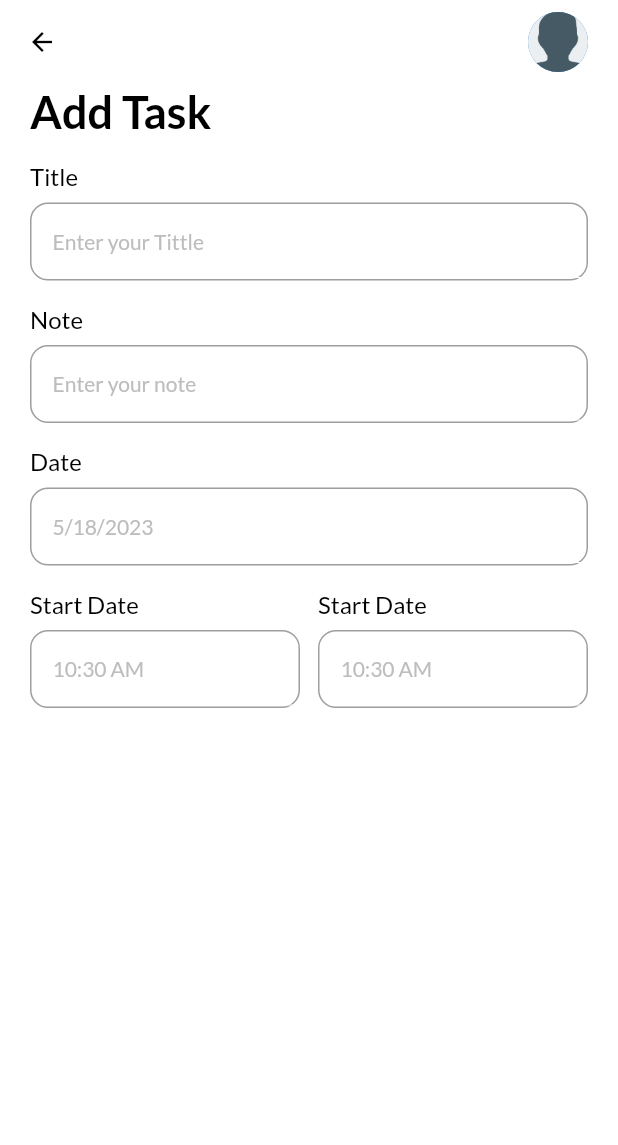
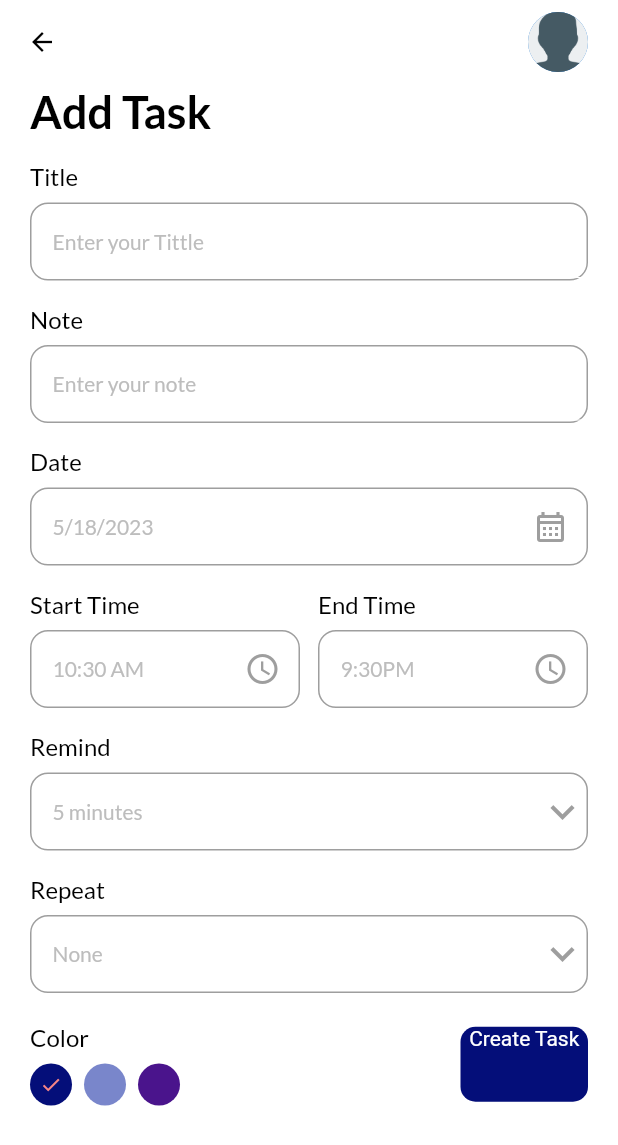
Before and after one commit to namsi-lia/TaskApp, a Flutter app: the AddTaskPage screen opened directly, on a phone screen of 412 x 824 dp. Shown: the top 1145 px of the screen. Run offline on Flutter 3.47's test engine with Material 2 defaults, Android fonts, the phone set to English and light mode, and no system bars; our stand-ins replace date_picker_timeline, flutter_local_notifications, get, get_storage, google_fonts, timezone; accounts and stored records are empty.

Commit message:
Add text input repeat and remind and text ediditing controllers

```diff
--- a/lib/ui/add_task_bar.dart
+++ b/lib/ui/add_task_bar.dart
@@ -2,6 +2,7 @@ import 'package:flutter/material.dart';
 import 'package:get/get.dart';
 import 'package:intl/intl.dart';
 import 'package:taskapp/ui/theme.dart';
+import 'package:taskapp/ui/widgets/button.dart';
 import 'package:taskapp/ui/widgets/input_field.dart';
 
 class AddTaskPage extends StatefulWidget {
@@ -12,9 +13,21 @@ class AddTaskPage extends StatefulWidget {
 }
 
 class _AddTaskPageState extends State<AddTaskPage> {
+   final TextEditingController _titleController =TextEditingController();
+   final TextEditingController _noteController =TextEditingController();
   DateTime _selectedDate=DateTime.now();
   String _endTime="9:30PM";
   String _startTime= DateFormat("hh:mm a").format(DateTime.now()).toString();
+  int _selectedRemind =5;
+  List<int> remindList=[
+    5,10,15,20
+  ];
+   String  _selectedRepeat="None";
+  List<String> repeatList=[
+    "None","Daily","Weekly","Monthly"
+  ];
+  int _selectedColor=0;
+
   @override
   Widget build(BuildContext context) {
     return Scaffold(
@@ -30,8 +43,8 @@ class _AddTaskPageState extends State<AddTaskPage> {
               style: headingStyle,
               textAlign: TextAlign.left,
               ),
-              const MyInputField(title: "Title", hint: "Enter your Tittle"),
-              const MyInputField(title: "Note", hint: "Enter your note"),
+               MyInputField(title: "Title", hint: "Enter your Tittle",controller: _titleController,),
+               MyInputField(title: "Note", hint: "Enter your note",controller: _noteController,),
               MyInputField(title: "Date", hint: DateFormat.yMd().format(_selectedDate),
               widget:IconButton(
                 icon: const Icon(Icons.calendar_month_outlined,
@@ -45,10 +58,12 @@ class _AddTaskPageState extends State<AddTaskPage> {
               Row(
                 children: [
                   Expanded(child: MyInputField(
-                    title: "Start Date",
+                    title: "Start Time",
                     hint: _startTime,
                     widget: IconButton(
-                      onPressed: (){},
+                      onPressed: (){
+                        _getTimeFromUser(isStartTime: true);
+                      },
                       icon: const Icon(
                         Icons.access_time_outlined,
 
@@ -58,10 +73,12 @@ class _AddTaskPageState extends State<AddTaskPage> {
                     ),),
                     const SizedBox(width: 12.0,),
                      Expanded(child: MyInputField(
-                    title: "Start Date",
-                    hint: _startTime,
+                    title: "End Time",
+                    hint: _endTime,
                     widget: IconButton(
-                      onPressed: (){},
+                      onPressed: (){
+                        _getTimeFromUser(isStartTime: false);
+                      },
                       icon: const Icon(
                         Icons.access_time_outlined,
 
@@ -71,10 +88,67 @@ class _AddTaskPageState extends State<AddTaskPage> {
                     ),)
 
                 ],
-              )
+              ),
+
+              MyInputField(title: "Remind", hint:"$_selectedRemind minutes",
+              widget: DropdownButton(
+                icon:const Icon(Icons.keyboard_arrow_down,
+                color: Colors.grey,
+                ),
+                iconSize: 32,
+                elevation: 4,
+                style: subTitleStyle,
+                underline: Container(height: 0,),
+                onChanged: (String? newvalue) {
+                  setState(() {
+                    _selectedRemind=int.parse(newvalue!);
+                  });
+                },
+                items: remindList.map<DropdownMenuItem<String>>((int value){
+                  return DropdownMenuItem<String>(
+                    value: value.toString(),
+                    child: Text(value.toString()));
+                },
+              ).toList(),
 
 
-            ],
+              )
+          ),
+
+              MyInputField(title: "Repeat", hint:"$_selectedRepeat",
+              widget: DropdownButton(
+                icon:const Icon(Icons.keyboard_arrow_down,
+                color: Colors.grey,
+                ),
+                iconSize: 32,
+                elevation: 4,
+                style: subTitleStyle,
+                underline: Container(height: 0,),
+                onChanged: (String? newvalue) {
+                  setState(() {
+                    _selectedRepeat=newvalue!;
+                  });
+                },
+                items: repeatList.map<DropdownMenuItem<String>>((String?  value){
+                  return DropdownMenuItem<String>(
+                    value: value,
+                    child: Text(value!, style: const TextStyle(color:Colors.grey ),));
+                },
+              ).toList(),
+
+
+              )
+          ),
+              const SizedBox(height: 20,),
+              Row(
+                mainAxisAlignment:MainAxisAlignment.spaceBetween,
+                crossAxisAlignment: CrossAxisAlignment.center,
+                children: [
+                  _colorPallete(),
+                  MyButton(label: "Create Task", onTap: () =>_validateData())
+                                 ],
+              )
+          ],
           ),
         ),
 
@@ -110,6 +184,61 @@ class _AddTaskPageState extends State<AddTaskPage> {
     );
   }
 
+_validateData(){
+  if (_titleController.text.isNotEmpty&&_noteController.text.isNotEmpty) {
+    //add data to database
+    Get.back();
+
+  }else if(_titleController.text.isEmpty ||_noteController.text.isEmpty){
+    Get.snackbar("Required", "All fields should be filled",
+    snackPosition: SnackPosition.BOTTOM,
+    backgroundColor: Colors.white,
+    icon: Icon(Icons.warning_amber_outlined,
+     color: Colors.red,
+    )
+
+    );
+
+  }
+}
+_colorPallete(){
+  return  Column(
+                    crossAxisAlignment: CrossAxisAlignment.start,
+                    children: [
+                      Text("Color",
+                      style: titleStyle,
+                      ),
+                      const SizedBox(height: 8.0,),
+                      Wrap(
+                        children: List<Widget>.generate
+                        (3,
+                         (int index){
+                          return GestureDetector(
+                            onTap: (){
+                                setState(() {
+                                   _selectedColor=index;
+                                });
+                            },
+                            child: Padding(padding: const EdgeInsets.only(right: 8.0),
+                            child: CircleAvatar(
+                              radius: 14,
+                              backgroundColor:index==0?primaryClr:index==1?indigoish:purplish,
+                              child: _selectedColor==index?Icon(Icons.done,
+                              color: Color.fromARGB(255, 248, 133, 133),
+                              size: 15,
+
+                              ):Container(),
+                            ),
+                            ),
+                          );
+                         }
+                        ),
+                      )
+                    ],
+                  );
+
+}
+
  _getDateFromUser() async{
   DateTime? _pickerDate =await showDatePicker(
     context: context,
@@ -127,4 +256,34 @@ class _AddTaskPageState extends State<AddTaskPage> {
      }
  }
 
+ _getTimeFromUser({required bool isStartTime}) async {
+ var pickedTime=await  _showTimePicker();
+ String _formatedTime =pickedTime.format(context);
+ if(pickedTime ==null){
+  print("Time cancelled");
+
+ }else if(isStartTime==true){
+  setState(() {
+      _startTime=_formatedTime;
+  });
+
+ }else if(isStartTime==false){
+    setState(() {
+      _endTime =_formatedTime;
+
+    });
+
+ }
+
+ }
+
+ _showTimePicker(){
+  return showTimePicker(
+    initialEntryMode: TimePickerEntryMode.input,
+    context: context,
+   initialTime: TimeOfDay(
+    hour: int.parse(_startTime.split(":")[0]),
+     minute: int.parse(_startTime.split(":")[1].split("")[0])));
+ }
+
 }
--- a/lib/ui/widgets/input_field.dart
+++ b/lib/ui/widgets/input_field.dart
@@ -38,6 +38,7 @@ class MyInputField extends StatelessWidget {
             child: Row(
               children: [
                 Expanded(child: TextFormField(
+                  readOnly: widget==null?false:true,
                   autofocus: false,
                   cursorColor: Get.isDarkMode?Colors.grey[100]:Colors.grey[700],
                   controller: controller,
@@ -58,7 +59,9 @@ class MyInputField extends StatelessWidget {
                       )
                     )
                   ),
-                ))
+                )
+                ),
+                widget==null?Container():Container(child: widget,)
               ],
             ),
 
```
